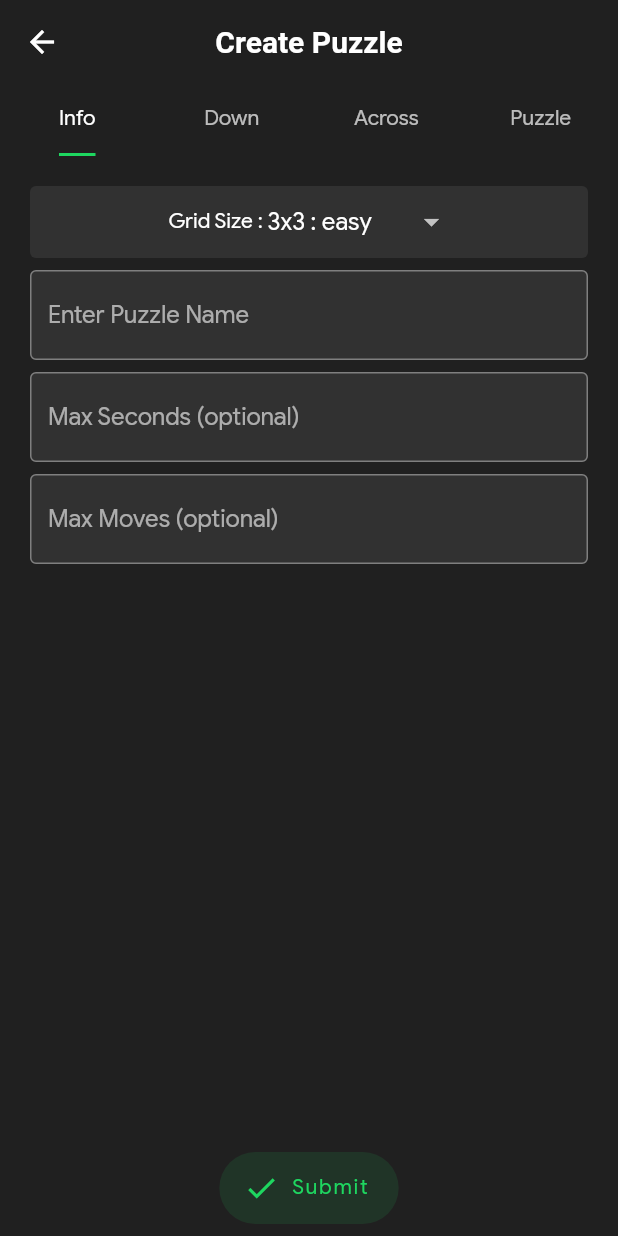
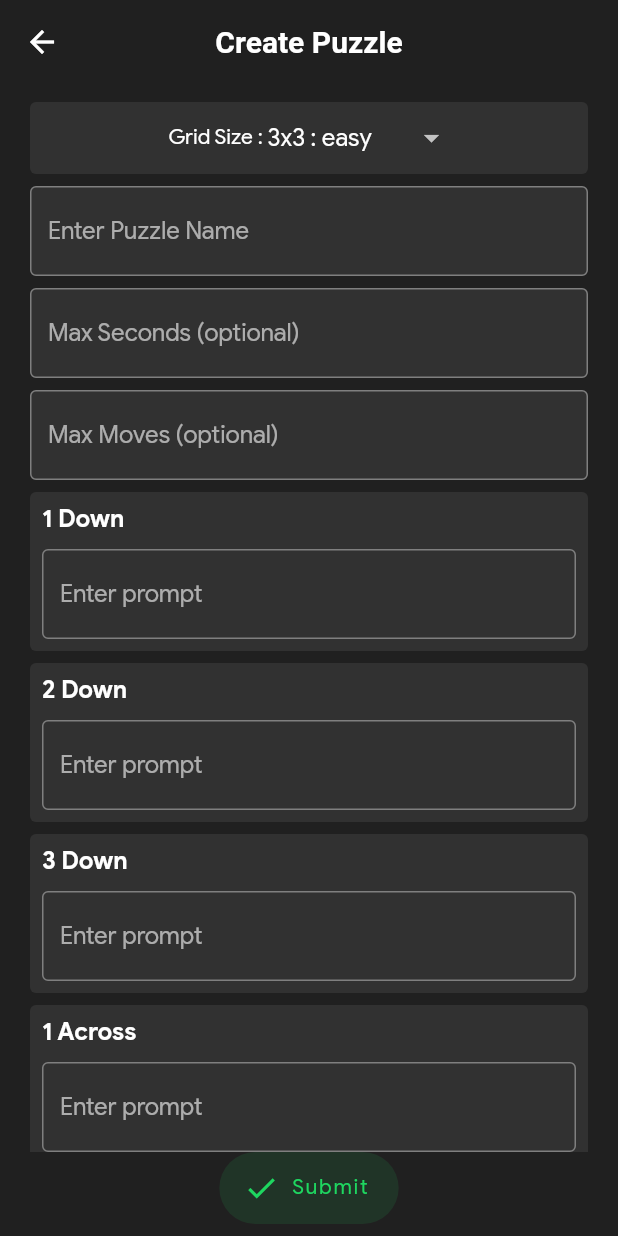
Before and after one commit to bimsina/sliding_crossword, a Flutter app: the screen it shows once a user with an empty profile is signed in, after a tap on "Create your puzzle", on a phone screen of 412 x 824 dp. Run offline on Flutter 3.47's test engine with Material 2 defaults, Android fonts, the phone set to English and light mode, and no system bars; our stand-ins replace auto_size_text, cloud_firestore, confetti, equatable, firebase_auth, firebase_core and 4 more; accounts and stored records are empty; generated files the repository leaves out were written again.

```diff
--- a/lib/features/create_puzzle/state/create_puzzle_state.dart
+++ b/lib/features/create_puzzle/state/create_puzzle_state.dart
@@ -6,14 +6,16 @@ import 'package:sliding_crossword/features/dialogs/utils/dialog_utils.dart';
 import 'package:sliding_crossword/features/puzzle/models/puzzle/puzzle.dart';
 
 class CreatePuzzleState extends ChangeNotifier {
-  final _puzzleCollection = FirebaseFirestore.instance
-      .collection('puzzles_under_review')
-      .withConverter<CrosswordPuzzle>(
-          fromFirestore: (snapshot, options) =>
-              CrosswordPuzzle.fromJson(snapshot.data()!),
-          toFirestore: (puzzle, options) => puzzle.toJson());
+  final CollectionReference<CrosswordPuzzle> _puzzleCollection =
+      FirebaseFirestore.instance
+          .collection('puzzles_under_review')
+          .withConverter<CrosswordPuzzle>(
+              fromFirestore: (snapshot, options) =>
+                  CrosswordPuzzle.fromJson(snapshot.data()!),
+              toFirestore: (puzzle, options) => puzzle.toJson());
 
   final formKey = GlobalKey<FormState>();
+
   int _gridSize = 3;
   int get gridSize => _gridSize;
   set gridSize(int value) {
@@ -75,6 +77,7 @@ class CreatePuzzleState extends ChangeNotifier {
         .map((index, prompt) => MapEntry(
               index,
               Question(
+                id: "across_$index",
                 prompt: prompt,
                 answer: _acrossAnswers[index],
               ),
@@ -87,6 +90,7 @@ class CreatePuzzleState extends ChangeNotifier {
         .map((index, prompt) => MapEntry(
               index,
               Question(
+                id: "down_$index",
                 prompt: prompt,
                 answer: _downAnswers[index],
               ),
--- a/lib/features/create_puzzle/ui/create_puzzle_page.dart
+++ b/lib/features/create_puzzle/ui/create_puzzle_page.dart
@@ -31,17 +31,9 @@ class _CreatePuzzlePagePresenter extends StatelessWidget {
   @override
   Widget build(BuildContext context) {
     final _state = Provider.of<CreatePuzzleState>(context);
-    return DefaultTabController(
-      length: 4,
-      child: Scaffold(
+    return Scaffold(
       appBar: AppBar(
         title: const Text("Create Puzzle"),
-          bottom: const TabBar(tabs: [
-            Tab(text: "Info"),
-            Tab(text: "Down"),
-            Tab(text: "Across"),
-            Tab(text: "Puzzle"),
-          ]),
       ),
       body: SafeArea(
         child: Form(
@@ -53,14 +45,19 @@ class _CreatePuzzlePagePresenter extends StatelessWidget {
               children: <Widget>[
                 Expanded(
                   key: Key("${_state.gridSize}"),
-                    child: const Padding(
-                      padding: EdgeInsets.only(top: 8.0),
-                      child: TabBarView(
-                        physics: BouncingScrollPhysics(),
-                        children: [
+                  child: SingleChildScrollView(
+                    physics: const BouncingScrollPhysics(),
+                    child: Column(
+                      children: const [
                         _PuzzleInfo(),
                         _PromptAndAnswerTextFields(isAcross: false),
                         _PromptAndAnswerTextFields(isAcross: true),
+                        Padding(
+                          padding: EdgeInsets.all(8.0),
+                          child: Text("Main Puzzle",
+                              style: TextStyle(
+                                  fontWeight: FontWeight.bold, fontSize: 18)),
+                        ),
                         _PuzzleTextFields(),
                       ],
                     ),
@@ -77,8 +74,8 @@ class _CreatePuzzlePagePresenter extends StatelessWidget {
                         } else {
                           ScaffoldMessenger.of(context).showSnackBar(
                             const SnackBar(
-                                  content: Text(
-                                      'Please fill up the data correctly.')),
+                                content:
+                                    Text('Please fill up the data correctly.')),
                           );
                         }
                       },
@@ -88,7 +85,6 @@ class _CreatePuzzlePagePresenter extends StatelessWidget {
                   ],
                 ),
               ],
-              ),
             ),
           ),
         ),
@@ -103,9 +99,8 @@ class _PuzzleInfo extends StatelessWidget {
   @override
   Widget build(BuildContext context) {
     final _state = Provider.of<CreatePuzzleState>(context);
-    return SingleChildScrollView(
-      physics: const BouncingScrollPhysics(),
-      child: Column(
+    return Column(
+      mainAxisSize: MainAxisSize.min,
       children: [
         Card(
           child: Row(
@@ -159,15 +154,13 @@ class _PuzzleInfo extends StatelessWidget {
         Card(
           child: TextFormField(
             controller: _state.maxMovesController,
-              decoration:
-                  const InputDecoration(hintText: "Max Moves (optional)"),
+            decoration: const InputDecoration(hintText: "Max Moves (optional)"),
             inputFormatters: [
               FilteringTextInputFormatter.allow(RegExp("[0-9]")),
             ],
           ),
         ),
       ],
-      ),
     );
   }
 }
@@ -178,11 +171,14 @@ class _PuzzleTextFields extends StatelessWidget {
   @override
   Widget build(BuildContext context) {
     final _state = Provider.of<CreatePuzzleState>(context);
-    return Center(
-      child: Container(
+    return Container(
       margin: const EdgeInsets.all(8.0),
       constraints: const BoxConstraints(maxWidth: 600),
+      child: AspectRatio(
+        aspectRatio: 1,
         child: GridView.builder(
+          shrinkWrap: true,
+          physics: const ClampingScrollPhysics(),
           gridDelegate: SliverGridDelegateWithFixedCrossAxisCount(
             crossAxisCount: _state.gridSize,
           ),
@@ -229,9 +225,8 @@ class _PromptAndAnswerTextFields extends StatelessWidget {
   @override
   Widget build(BuildContext context) {
     final _state = Provider.of<CreatePuzzleState>(context);
-    return SingleChildScrollView(
-      physics: const BouncingScrollPhysics(),
-      child: Column(
+    return Column(
+      mainAxisSize: MainAxisSize.min,
       children: List.generate(_state.gridSize,
               (index) => isAcross ? index + _state.gridSize : index)
           .map(
@@ -270,7 +265,6 @@ class _PromptAndAnswerTextFields extends StatelessWidget {
             ),
           )
           .toList(),
-      ),
     );
   }
 }
--- a/lib/features/puzzle/models/crossword_puzzle/question/question.dart
+++ b/lib/features/puzzle/models/crossword_puzzle/question/question.dart
@@ -1,13 +1,16 @@
+import 'package:equatable/equatable.dart';
 import 'package:json_annotation/json_annotation.dart';
 
 part 'question.g.dart';
 
 @JsonSerializable(fieldRename: FieldRename.snake, includeIfNull: false)
-class Question {
+class Question extends Equatable {
+  final String id;
   final String prompt;
   final String answer;
 
-  Question({
+  const Question({
+    required this.id,
     required this.prompt,
     required this.answer,
   });
@@ -16,4 +19,7 @@ class Question {
       _$QuestionFromJson(json);
 
   Map<String, dynamic> toJson() => _$QuestionToJson(this);
+
+  @override
+  List<Object?> get props => [id];
 }
--- a/lib/features/puzzles_list/state/puzzles_list_state.dart
+++ b/lib/features/puzzles_list/state/puzzles_list_state.dart
@@ -43,7 +43,7 @@ class PuzzleListState extends ChangeNotifier {
     }
 
     final _puzzlesCollection = FirebaseFirestore.instance
-        .collection('puzzles_under_review')
+        .collection('puzzles')
         .where("grid_size", isEqualTo: _filter!.difficulty.index + 3)
         .orderBy(
             _filter!.sortOrder == SortOrder.date
--- a/lib/router.dart
+++ b/lib/router.dart
@@ -1,6 +1,7 @@
 library router;
 
 import 'package:go_router/go_router.dart';
+import 'package:sliding_crossword/features/admin/admin_page.dart';
 import 'package:sliding_crossword/features/create_puzzle/ui/create_puzzle_page.dart';
 import 'package:sliding_crossword/features/menu/models/menu_item.dart';
 import 'package:sliding_crossword/features/menu/ui/menu_page.dart';
@@ -63,5 +64,9 @@ final router = GoRouter(
       path: '/profile',
       builder: (context, state) => const ProfilePage(),
     ),
+    GoRoute(
+      path: '/admin',
+      builder: (context, state) => const AdminPage(),
+    ),
   ],
 );
```
Also changed, not shown: lib/core/state/user_state.dart (+27 -2 lines), lib/features/admin/admin_page.dart (added, +115 -0 lines), lib/features/profile/ui/profile_page.dart (+8 -0 lines), lib/features/puzzle/state/puzzle_state.dart (+27 -13 lines), lib/features/puzzle/ui/widgets/across_and_down_indexes.dart (+48 -21 lines), lib/features/puzzle/ui/widgets/prompt_selector.dart (+31 -14 lines), lib/features/puzzle/models/crossword_puzzle/question/question.g.dart. Lines whose indentation alone changed are shown as unchanged.
